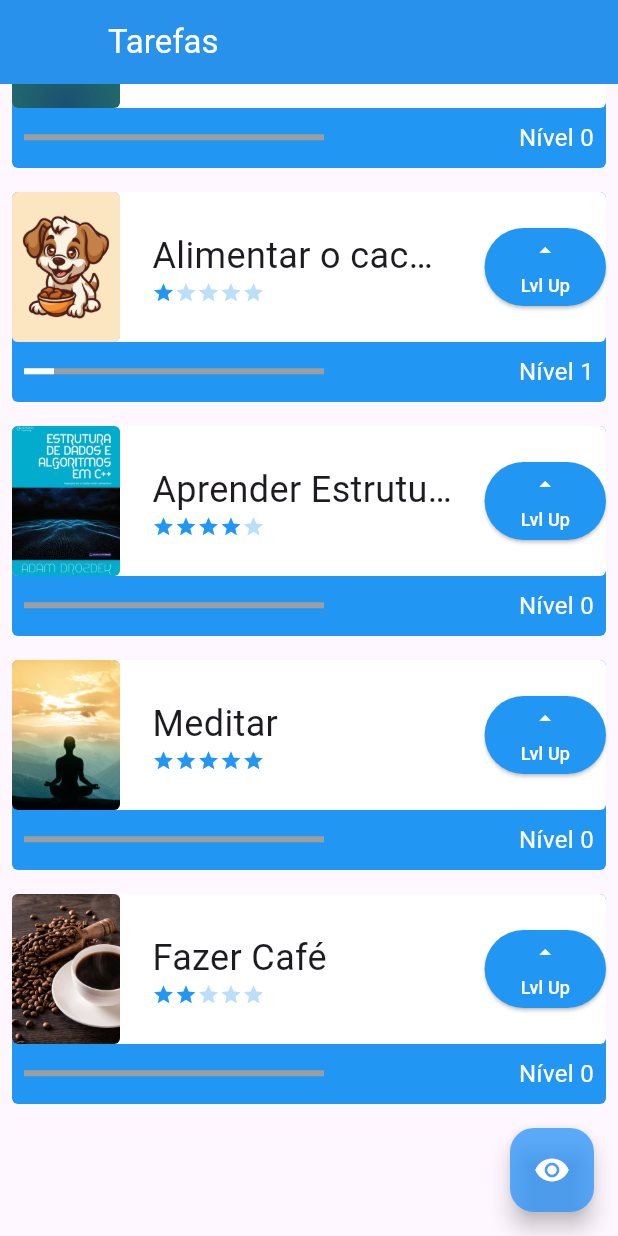
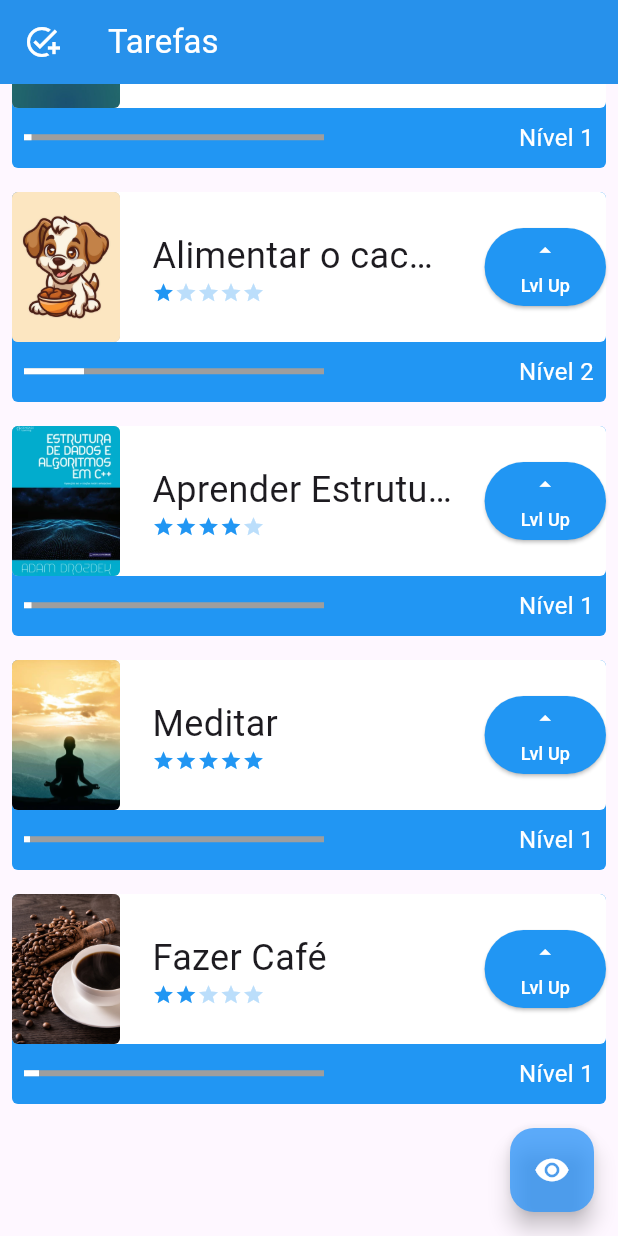
Before and after one commit to DantasMatheus/app_flutter, a Flutter app: the screen it shows after launch, scrolled down 480 dp, after a tap on "Lvl Up", on a phone screen of 412 x 824 dp. Run offline on Flutter 3.47's test engine with Material 3 defaults, Android fonts, the phone set to English and light mode, and no system bars.

Commit message:
Adiçao de maestria das tarefas

```diff
--- a/lib/components/task.dart
+++ b/lib/components/task.dart
@@ -13,7 +13,17 @@ class Task extends StatefulWidget {
 }
 
 class _TaskState extends State<Task> {
-  int nivel = 0;
+  int nivel = 1;
+  int maestria = 0;
+
+  List<Color> colors = [
+    Colors.blue,
+    Colors.purple,
+    Colors.brown,
+    Colors.black,
+    Colors.red,
+  ];
+
   @override
   Widget build(BuildContext context) {
     return Padding(
@@ -23,7 +33,7 @@ class _TaskState extends State<Task> {
           Container(
             decoration: BoxDecoration(
               borderRadius: BorderRadius.circular(4),
-              color: Colors.blue,
+              color: colors[maestria],
             ),
             height: 140,
           ),
@@ -73,6 +83,13 @@ class _TaskState extends State<Task> {
                       child: ElevatedButton(
                         onPressed: () {
                           setState(() {
+                            double restartNivel =
+                                (nivel / widget.dificuldade) / 10;
+                            bool nivelComplete = restartNivel > 1;
+                            if (nivelComplete && maestria < colors.length - 1) {
+                              maestria++;
+                              nivel = 1;
+                            }
                             nivel++;
                           });
                         },
--- a/lib/screens/inicial_screen.dart
+++ b/lib/screens/inicial_screen.dart
@@ -14,7 +14,7 @@ class _InicialScreenState extends State<InicialScreen> {
   Widget build(BuildContext context) {
     return Scaffold(
       appBar: AppBar(
-        leading: Container(),
+        leading: Icon(Icons.add_task, color: Colors.white),
         backgroundColor: Colors.blue,
         title: Text('Tarefas', style: TextStyle(color: Colors.white)),
       ),
```
